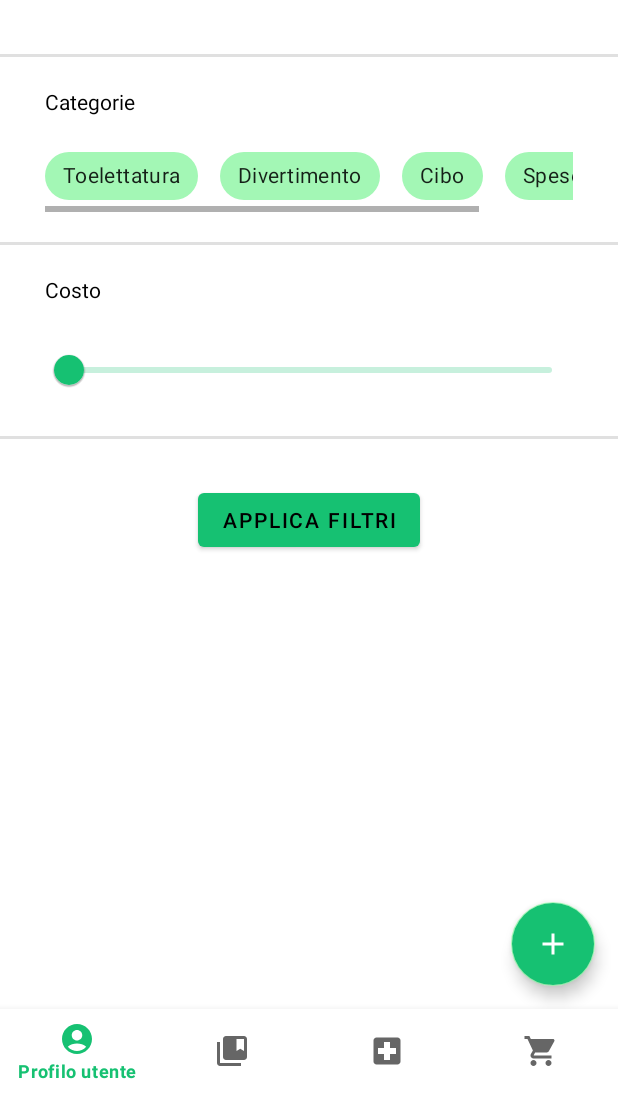
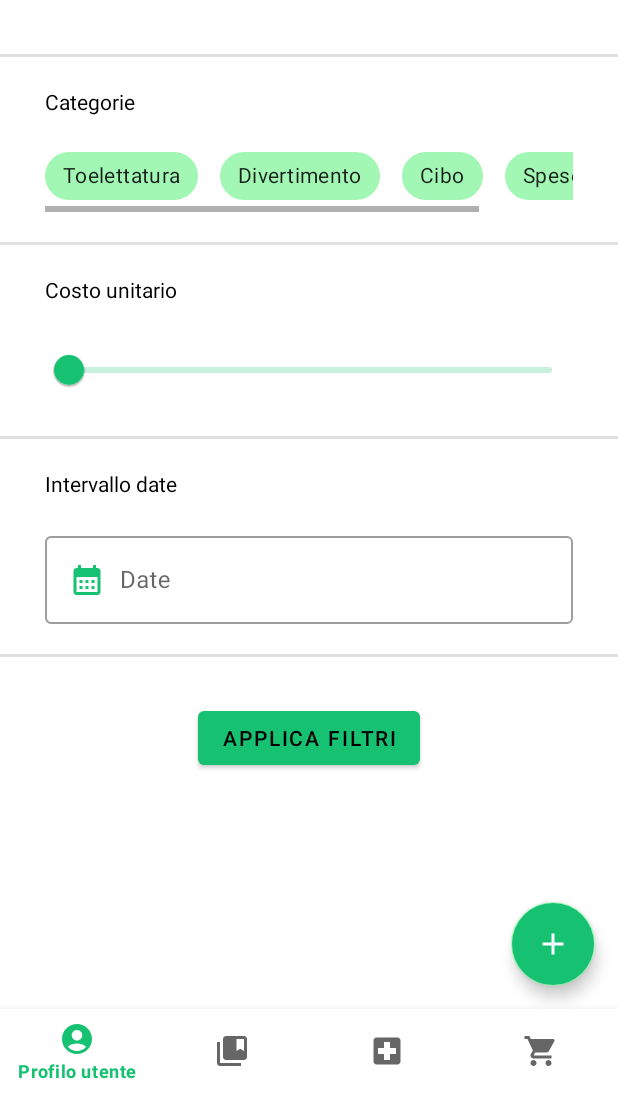
Before and after one commit to DesperateColleagues/AnimalAPP, an Android app: the FilterPurchaseFragment screen opened through its navigation route, on a phone screen of 412 x 824 dp, the part 143-1236 px from its top. Run offline under Robolectric (Android 15) with nearby library versions, the phone set to English and light mode, and no system bars; our stand-ins replace Firebase (no records; nobody signed in at launch, a user with empty details on screens opened directly), navigation-ui; 7 statements that could not run were skipped.

Commit message:
Added date interval to purchases'' filter and updated minSDK
Co-Authored-By: GabrieleDetomaso <99121423+GabrieleDetomaso@users.noreply.github.com>

```diff
--- a/AnimalApp/app/build.gradle
+++ b/AnimalApp/app/build.gradle
@@ -9,7 +9,7 @@ android {
 
     defaultConfig {
         applicationId "it.uniba.dib.sms22235"
-        minSdk 25
+        minSdk 26
         targetSdk 33
         versionCode 1
         versionName "1.0"
@@ -36,6 +36,7 @@ dependencies {
     implementation 'androidx.navigation:navigation-runtime:2.4.1'
     implementation 'androidx.lifecycle:lifecycle-livedata-ktx:2.4.1'
     implementation 'androidx.lifecycle:lifecycle-viewmodel-ktx:2.4.1'
+
     def nav_version = "2.5.3"
 
     // Java language implementation for navigation
--- a/AnimalApp/app/src/main/java/it/uniba/dib/sms22235/activities/passionate/dialogs/DialogAddPurchaseFragment.java
+++ b/AnimalApp/app/src/main/java/it/uniba/dib/sms22235/activities/passionate/dialogs/DialogAddPurchaseFragment.java
@@ -144,13 +144,9 @@ public class DialogAddPurchaseFragment extends DialogFragment
         Calendar calendar = Calendar.getInstance();
         calendar.set(year, month, dayOfMonth);
 
-        SimpleDateFormat dateToDisplayFormat = new SimpleDateFormat("dd-MM-yyyy");
-        String dateToDisplay = dateToDisplayFormat.format(calendar.getTime());
-
-        txtInputDatePurchase.setText(dateToDisplay);
-
         SimpleDateFormat dateSqlFormat = new SimpleDateFormat("yyyy-MM-dd");
         dateSql = dateSqlFormat.format(calendar.getTime());
+        txtInputDatePurchase.setText(dateSql);
     }
 
     @Override
--- a/AnimalApp/app/src/main/res/layout/fragment_passionate_filter_purchase.xml
+++ b/AnimalApp/app/src/main/res/layout/fragment_passionate_filter_purchase.xml
@@ -3,6 +3,7 @@
     android:layout_width="match_parent"
     android:layout_height="match_parent"
     xmlns:app="http://schemas.android.com/apk/res-auto"
+    xmlns:tools="http://schemas.android.com/tools"
     android:orientation="vertical">
 
     <TextView
@@ -89,10 +90,48 @@
         android:layout_height="2dp"
         android:layout_marginTop="20dp"/>
 
+    <TextView
+        android:layout_width="match_parent"
+        android:layout_height="wrap_content"
+        android:layout_marginLeft="30dp"
+        android:layout_marginRight="30dp"
+        android:layout_marginTop="20dp"
+        android:text="@string/intervallo_date"/>
+
+        <com.google.android.material.textfield.TextInputLayout
+            android:layout_width="match_parent"
+            android:layout_height="wrap_content"
+            android:layout_marginLeft="30dp"
+            android:layout_marginTop="20dp"
+            android:layout_marginRight="30dp"
+            android:hint="@string/date"
+            style="@style/Widget.MaterialComponents.TextInputLayout.OutlinedBox">
+
+            <EditText
+                android:id="@+id/txtInputDateInterval"
+                android:layout_width="match_parent"
+                android:layout_height="wrap_content"
+                android:drawableStart="@drawable/ic_baseline_calendar_month_24"
+                android:drawablePadding="10dp"
+                android:ems="10"
+                android:cursorVisible="false"
+                android:focusable="false"
+                android:importantForAutofill="no"
+                android:inputType="date"
+                android:minHeight="48dp"
+                android:textColorHint="#2E7D32"
+                tools:ignore="LabelFor,SpeakableTextPresentCheck" />
+
+        </com.google.android.material.textfield.TextInputLayout>
+
+    <com.google.android.material.divider.MaterialDivider
+        android:layout_width="match_parent"
+        android:layout_height="2dp"
+        android:layout_marginTop="20dp"/>
 
     <LinearLayout
         android:layout_width="match_parent"
-        android:layout_height="match_parent"
+        android:layout_height="wrap_content"
         android:orientation="vertical">
 
         <Button
--- a/AnimalApp/app/src/main/res/values/strings.xml
+++ b/AnimalApp/app/src/main/res/values/strings.xml
@@ -72,7 +72,9 @@
     <string name="filtri">FILTRI</string>
     <string name="animale">Animale</string>
     <string name="categorie">Categorie</string>
-    <string name="costoh">Costo</string>
+    <string name="costoh">Costo unitario</string>
+    <string name="intervallo_date">Intervallo date</string>
+    <string name="date">Date</string>
 
     <string-array name="rangeSliderValues">
         <item>0</item>
```
Also changed, not shown: AnimalApp/app/src/main/java/it/uniba/dib/sms22235/activities/passionate/fragments/FilterPurchaseFragment.java (+59 -7 lines), AnimalApp/app/src/main/java/it/uniba/dib/sms22235/activities/passionate/fragments/PurchaseFragment.java (+2 -9 lines), AnimalApp/app/src/main/java/it/uniba/dib/sms22235/database/QueryPurchasesManager.java (+11 -7 lines), AnimalApp/app/src/main/res/layout/item_fragment_passionate_purchase.xml (+22 -13 lines).
